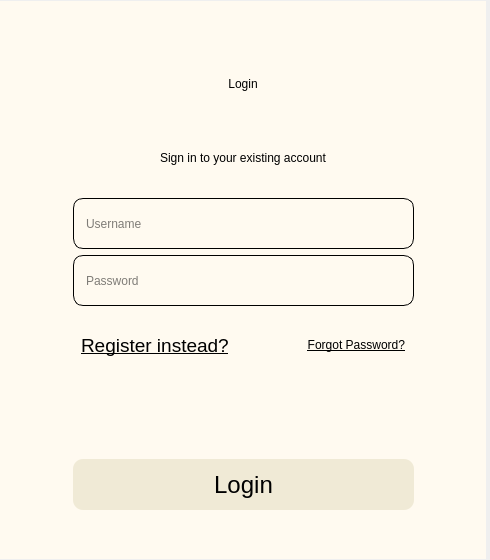
First picture: the form in UI/ui_startup.ui, repository lakshya076/Cinematch, before the edit.
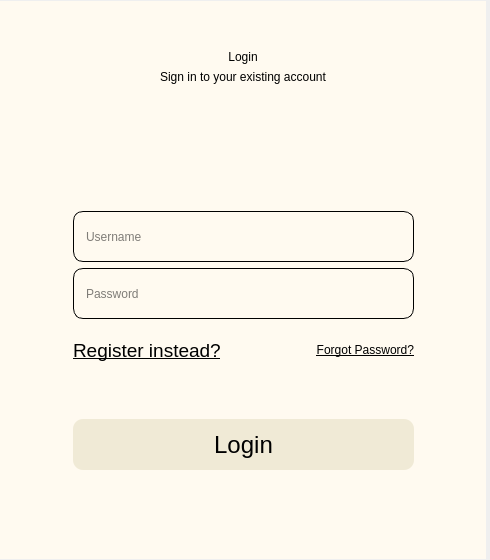
Second picture: the form after the edit. The open tabs and pages were chosen to show the change.

The edit to the form file:
```diff
--- a/UI/ui_startup.ui
+++ b/UI/ui_startup.ui
@@ -375,36 +375,6 @@
                                               <string>Email</string>
                                           </property>
                                       </widget>
-                                  </item>
-                                  <item>
-                                      <spacer name="horizontalSpacer_9">
-                                          <property name="orientation">
-                                              <enum>Qt::Horizontal</enum>
-                                          </property>
-                                          <property name="sizeHint" stdset="0">
-                                              <size>
-                                                  <width>40</width>
-                                                  <height>20</height>
-                                              </size>
-                                          </property>
-                                      </spacer>
-                                  </item>
-                              </layout>
-                          </item>
-                          <item>
-                              <layout class="QHBoxLayout" name="horizontalLayout_4">
-                                  <item>
-                                      <spacer name="horizontalSpacer_7">
-                                          <property name="orientation">
-                                              <enum>Qt::Horizontal</enum>
-                                          </property>
-                                          <property name="sizeHint" stdset="0">
-                                              <size>
-                                                  <width>40</width>
-                                                  <height>20</height>
-                                              </size>
-                                          </property>
-                                      </spacer>
                                   </item>
                                   <item>
                                       <widget class="QLineEdit" name="ufield_register">
@@ -431,92 +401,6 @@
                                               <string>Username</string>
                                           </property>
                                       </widget>
-                                  </item>
-                                  <item>
-                                      <spacer name="horizontalSpacer_10">
-                                          <property name="orientation">
-                                              <enum>Qt::Horizontal</enum>
-                                          </property>
-                                          <property name="sizeHint" stdset="0">
-                                              <size>
-                                                  <width>40</width>
-                                                  <height>20</height>
-                                              </size>
-                                          </property>
-                                      </spacer>
-                                  </item>
-                              </layout>
-                          </item>
-                          <item>
-                              <layout class="QHBoxLayout" name="horizontalLayout_5">
-                                  <item>
-                                      <spacer name="horizontalSpacer_6">
-                                          <property name="orientation">
-                                              <enum>Qt::Horizontal</enum>
-                                          </property>
-                                          <property name="sizeHint" stdset="0">
-                                              <size>
-                                                  <width>40</width>
-                                                  <height>20</height>
-                                              </size>
-                                          </property>
-                                      </spacer>
-                                  </item>
-                                  <item>
-                                      <widget class="QLineEdit" name="pfield_register">
-                                          <property name="minimumSize">
-                                              <size>
-                                                  <width>341</width>
-                                                  <height>51</height>
-                                              </size>
-                                          </property>
-                                          <property name="styleSheet">
-                                              <string notr="true">background-color:rgba(0,0,0,0);
-font: 14pt &quot;MS Shell Dlg 2&quot;;
-
-                                                  background:#FFFAF0;
-selection-background-color: black;
-border-width: 1px; 
-border-style: solid; 
-border-color: black black black black; 
-border-radius: 10px;
-padding: 2 10px;
-</string>
-                                          </property>
-                                          <property name="placeholderText">
-                                              <string>Password</string>
-                                          </property>
-                                      </widget>
-                                  </item>
-                                  <item>
-                                      <spacer name="horizontalSpacer_11">
-                                          <property name="orientation">
-                                              <enum>Qt::Horizontal</enum>
-                                          </property>
-                                          <property name="sizeHint" stdset="0">
-                                              <size>
-                                                  <width>40</width>
-                                                  <height>20</height>
-                                              </size>
-                                          </property>
-                                      </spacer>
-                                  </item>
-                              </layout>
-                          </item>
-                          <item>
-                              <layout class="QHBoxLayout" name="horizontalLayout_6">
-                                  <item>
-                                      <spacer name="horizontalSpacer_8">
-                                          <property name="orientation">
-                                              <enum>Qt::Horizontal</enum>
-                                          </property>
-                                          <property name="sizeHint" stdset="0">
-                                              <size>
-                                                  <width>40</width>
-                                                  <height>20</height>
-                                              </size>
-                                          </property>
-                                      </spacer>
                                   </item>
                                   <item>
                                       <widget class="QLineEdit" name="cpfield_register">
@@ -691,7 +575,7 @@
                       </layout>
                   </widget>
                   <widget class="QWidget" name="login">
-                      <layout class="QVBoxLayout" name="verticalLayout">
+                      <layout class="QVBoxLayout" name="verticalLayout_11">
                           <item>
                               <spacer name="verticalSpacer_6">
                                   <property name="orientation">
@@ -738,9 +622,25 @@
                               </widget>
                           </item>
                           <item>
-                              <layout class="QHBoxLayout" name="horizontalLayout_8">
+                              <spacer name="verticalSpacer_20">
+                                  <property name="orientation">
+                                      <enum>Qt::Vertical</enum>
+                                  </property>
+                                  <property name="sizeType">
+                                      <enum>QSizePolicy::Expanding</enum>
+                                  </property>
+                                  <property name="sizeHint" stdset="0">
+                                      <size>
+                                          <width>20</width>
+                                          <height>20</height>
+                                      </size>
+                                  </property>
+                              </spacer>
+                          </item>
                                   <item>
-                                      <spacer name="horizontalSpacer_15">
+                              <layout class="QHBoxLayout" name="horizontalLayout_5">
+                                  <item>
+                                      <spacer name="horizontalSpacer_7">
                                           <property name="orientation">
                                               <enum>Qt::Horizontal</enum>
                                           </property>
@@ -752,6 +652,8 @@
                                           </property>
                                       </spacer>
                                   </item>
+                                  <item>
+                                      <layout class="QVBoxLayout" name="verticalLayout">
                                   <item>
                                       <widget class="QLineEdit" name="ufield_login">
                                           <property name="minimumSize">
@@ -782,36 +684,6 @@
                                       </widget>
                                   </item>
                                   <item>
-                                      <spacer name="horizontalSpacer_16">
-                                          <property name="orientation">
-                                              <enum>Qt::Horizontal</enum>
-                                          </property>
-                                          <property name="sizeHint" stdset="0">
-                                              <size>
-                                                  <width>40</width>
-                                                  <height>20</height>
-                                              </size>
-                                          </property>
-                                      </spacer>
-                                  </item>
-                              </layout>
-                          </item>
-                          <item>
-                              <layout class="QHBoxLayout" name="horizontalLayout_9">
-                                  <item>
-                                      <spacer name="horizontalSpacer_17">
-                                          <property name="orientation">
-                                              <enum>Qt::Horizontal</enum>
-                                          </property>
-                                          <property name="sizeHint" stdset="0">
-                                              <size>
-                                                  <width>40</width>
-                                                  <height>20</height>
-                                              </size>
-                                          </property>
-                                      </spacer>
-                                  </item>
-                                  <item>
                                       <widget class="QLineEdit" name="pfield_login">
                                           <property name="minimumSize">
                                               <size>
@@ -838,35 +710,23 @@
                                       </widget>
                                   </item>
                                   <item>
-                                      <spacer name="horizontalSpacer_18">
+                                              <spacer name="verticalSpacer_21">
                                           <property name="orientation">
-                                              <enum>Qt::Horizontal</enum>
-                                          </property>
-                                          <property name="sizeHint" stdset="0">
-                                              <size>
-                                                  <width>40</width>
-                                                  <height>20</height>
-                                              </size>
-                                          </property>
-                                      </spacer>
-                                  </item>
-                              </layout>
-                          </item>
-                          <item>
-                              <layout class="QHBoxLayout" name="horizontalLayout_10">
-                                  <item>
-                                      <spacer name="horizontalSpacer_14">
-                                          <property name="orientation">
-                                              <enum>Qt::Horizontal</enum>
-                                          </property>
+                                                      <enum>Qt::Vertical</enum>
+                                                  </property>
+                                                  <property name="sizeType">
+                                                      <enum>QSizePolicy::Fixed</enum>
+                                                  </property>
                                           <property name="sizeHint" stdset="0">
                                               <size>
-                                                  <width>40</width>
-                                                  <height>20</height>
+                                                          <width>20</width>
+                                                          <height>10</height>
                                               </size>
                                           </property>
                                       </spacer>
                                   </item>
+                                          <item>
+                                              <layout class="QHBoxLayout" name="horizontalLayout_4">
                                   <item>
                                       <widget class="QLabel" name="l_direct_r">
                                           <property name="enabled">
@@ -945,23 +805,16 @@
                                           </property>
                                       </widget>
                                   </item>
-                                  <item>
-                                      <spacer name="horizontalSpacer_19">
-                                          <property name="orientation">
-                                              <enum>Qt::Horizontal</enum>
-                                          </property>
-                                          <property name="sizeHint" stdset="0">
-                                              <size>
-                                                  <width>40</width>
-                                                  <height>20</height>
-                                              </size>
-                                          </property>
-                                      </spacer>
-                                  </item>
                               </layout>
                           </item>
                           <item>
                               <widget class="QLabel" name="error_login">
+                                                  <property name="minimumSize">
+                                                      <size>
+                                                          <width>0</width>
+                                                          <height>31</height>
+                                                      </size>
+                                                  </property>
                                   <property name="styleSheet">
                                       <string notr="true">font: 12pt &quot;MS Shell Dlg 2&quot;; color:red;</string>
                                   </property>
@@ -971,16 +824,17 @@
                               </widget>
                           </item>
                           <item>
-                              <layout class="QHBoxLayout" name="horizontalLayout_11">
-                                  <item>
-                                      <spacer name="horizontalSpacer_20">
+                                              <spacer name="verticalSpacer_22">
                                           <property name="orientation">
-                                              <enum>Qt::Horizontal</enum>
+                                                      <enum>Qt::Vertical</enum>
+                                                  </property>
+                                                  <property name="sizeType">
+                                                      <enum>QSizePolicy::Fixed</enum>
                                           </property>
                                           <property name="sizeHint" stdset="0">
                                               <size>
-                                                  <width>40</width>
-                                                  <height>20</height>
+                                                          <width>20</width>
+                                                          <height>10</height>
                                               </size>
                                           </property>
                                       </spacer>
@@ -1018,8 +872,10 @@
                                           </property>
                                       </widget>
                                   </item>
+                                      </layout>
+                                  </item>
                                   <item>
-                                      <spacer name="horizontalSpacer_21">
+                                      <spacer name="horizontalSpacer_8">
                                           <property name="orientation">
                                               <enum>Qt::Horizontal</enum>
                                           </property>
@@ -1044,7 +900,7 @@
                                   <property name="sizeHint" stdset="0">
                                       <size>
                                           <width>20</width>
-                                          <height>40</height>
+                                          <height>80</height>
                                       </size>
                                   </property>
                               </spacer>
```
Left out of the diff: 378 changed lines with no effect on the pictures. Lines whose indentation alone changed are shown as unchanged.
